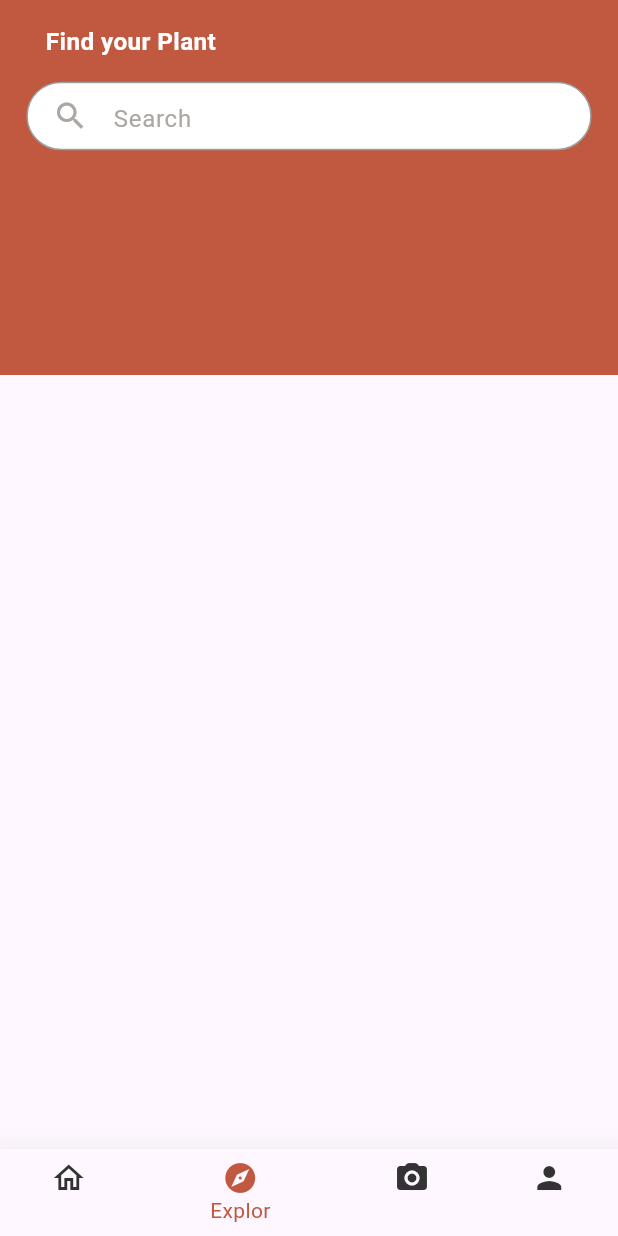
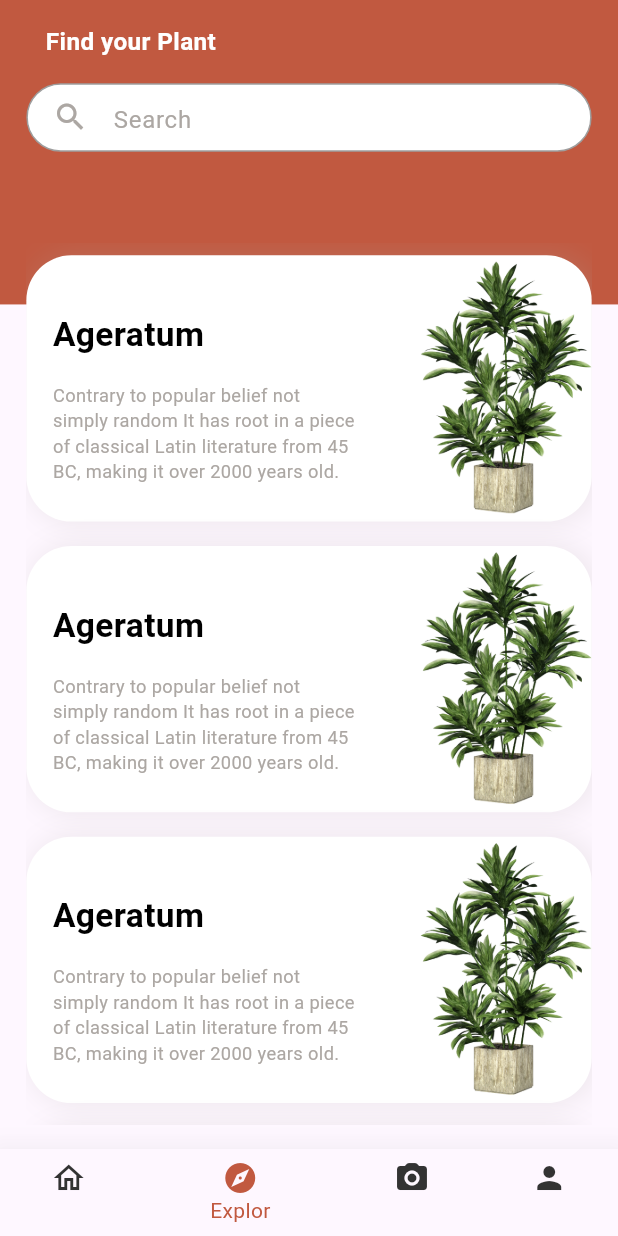
Before and after one commit to shadymohamed532001/Agri-tech360, a Flutter app: the HelperView screen opened by its route, item 2 of the bottom bar chosen, on a phone screen of 412 x 824 dp. Run offline on Flutter 3.47's test engine with Material 3 defaults, Android fonts, the phone set to English and light mode, and no system bars; our stand-ins replace animate_do, dartz, dio, email_validator, equatable, flutter_bloc and 4 more; accounts and stored records are empty.

Commit message:
1- make a Explor View 2- make a custom plant information in custom widget and make a custom list view for plant information and add animation to explor view

```diff
--- /dev/null
+++ b/lib/Feature/explor/presentation/widgets/Listview_of_explor_plant_information.dart
@@ -0,0 +1,22 @@
+import 'package:flutter/material.dart';
+import 'package:flutter_screenutil/flutter_screenutil.dart';
+import 'package:smartsoil/Feature/explor/presentation/widgets/explor_plant_information.dart';
+
+class ListOfExplorPlantInformation extends StatelessWidget {
+  const ListOfExplorPlantInformation({super.key});
+
+  @override
+  Widget build(BuildContext context) {
+    return ListView.builder(
+      padding: EdgeInsets.zero,
+      physics: const AlwaysScrollableScrollPhysics(),
+      itemCount: 22,
+      itemBuilder: (context, index) {
+        return Padding(
+          padding: EdgeInsets.symmetric(vertical: 8.h),
+          child: const ExplorPlantInformation(),
+        );
+      },
+    );
+  }
+}
--- /dev/null
+++ b/lib/Feature/explor/presentation/widgets/explor_plant_information.dart
@@ -0,0 +1,64 @@
+import 'package:flutter/material.dart';
+import 'package:flutter_screenutil/flutter_screenutil.dart';
+import 'package:smartsoil/core/helper/spacing.dart';
+import 'package:smartsoil/core/themaing/app_colors.dart';
+import 'package:smartsoil/core/themaing/app_styles.dart';
+
+class ExplorPlantInformation extends StatelessWidget {
+  const ExplorPlantInformation({
+    super.key,
+  });
+
+  @override
+  Widget build(BuildContext context) {
+    return GestureDetector(
+      onTap: () {},
+      child: Container(
+        width: double.infinity,
+        height: 175.h,
+        decoration: BoxDecoration(
+          color: ColorManger.whiteColor,
+          borderRadius: BorderRadius.circular(
+            30,
+          ),
+          boxShadow: [
+            BoxShadow(
+              color: ColorManger.greyColor.withOpacity(0.2),
+              spreadRadius: 1,
+              blurRadius: 15,
+              offset: const Offset(3, 0),
+            ),
+          ],
+        ),
+        child: Row(
+          children: [
+            Padding(
+              padding: EdgeInsets.only(left: 16.w),
+              child: Column(
+                crossAxisAlignment: CrossAxisAlignment.start,
+                children: [
+                  verticalSpacing(36),
+                  Text(
+                    'Ageratum',
+                    style: AppStyle.font22BlackBold,
+                  ),
+                  verticalSpacing(16),
+                  Text(
+                    'Contrary to popular belief not\nsimply random It has root in a piece \nof classical Latin literature from 45\nBC, making it over 2000 years old.',
+                    style: AppStyle.font12Greyregular,
+                  ),
+                ],
+              ),
+            ),
+            Expanded(
+              child: Image.asset(
+                'assets/images/flower.png',
+                height: double.infinity,
+              ),
+            )
+          ],
+        ),
+      ),
+    );
+  }
+}
--- a/lib/Feature/explor/presentation/widgets/explor_view_body.dart
+++ b/lib/Feature/explor/presentation/widgets/explor_view_body.dart
@@ -1,5 +1,7 @@
+import 'package:animate_do/animate_do.dart';
 import 'package:flutter/material.dart';
 import 'package:flutter_screenutil/flutter_screenutil.dart';
+import 'package:smartsoil/Feature/explor/presentation/widgets/Listview_of_explor_plant_information.dart';
 import 'package:smartsoil/core/helper/spacing.dart';
 import 'package:smartsoil/core/themaing/app_colors.dart';
 import 'package:smartsoil/core/themaing/app_styles.dart';
@@ -19,7 +21,7 @@ class _ExplorViewBodyState extends State<ExplorViewBody> {
       children: [
         Container(
           width: double.infinity,
-          height: 250,
+          height: 200.h,
           color: ColorManger.primaryColor,
         ),
         SafeArea(
@@ -28,12 +30,20 @@ class _ExplorViewBodyState extends State<ExplorViewBody> {
             child: Column(
               crossAxisAlignment: CrossAxisAlignment.start,
               children: [
-                Text(
-                  '   Find your Plant',
-                  style: AppStyle.font16Whitebold,
+                FadeInDown(
+                  child: Text(
+                    '   Find your Plant',
+                    style: AppStyle.font16Whitebold,
+                  ),
                 ),
-                verticalSpacing(15),
-                const AppSearchBar(),
+                verticalSpacing(16),
+                FadeInRight(child: const AppSearchBar()),
+                verticalSpacing(60),
+                Expanded(
+                  child: FadeInDown(
+                    child: const ListOfExplorPlantInformation(),
+                  ),
+                ),
               ],
             ),
           ),
--- a/lib/core/themaing/app_styles.dart
+++ b/lib/core/themaing/app_styles.dart
@@ -6,6 +6,11 @@ import 'package:smartsoil/core/themaing/font_weight_helper.dart';
 class AppStyle {
   static TextStyle font32BlackBold = TextStyle(
     fontSize: 32.sp,
+    fontWeight: FontWeightHelper.bold,
+    color: Colors.black,
+  );
+  static TextStyle font22BlackBold = TextStyle(
+    fontSize: 22.sp,
     fontWeight: FontWeightHelper.bold,
     color: Colors.black,
   );
@@ -18,6 +23,11 @@ class AppStyle {
     fontSize: 12.sp,
     fontWeight: FontWeightHelper.medium,
     color: Colors.black,
+  );
+  static TextStyle font12Greyregular = TextStyle(
+    fontSize: 12.sp,
+    fontWeight: FontWeightHelper.regular,
+    color: ColorManger.greyColor,
   );
   static TextStyle font14lightblacksemibold = TextStyle(
     fontSize: 14.sp,
```
Also changed, not shown: assets/images/flower.png (added), lib/Feature/explor/presentation/explor_plant_details_view.dart (added).
